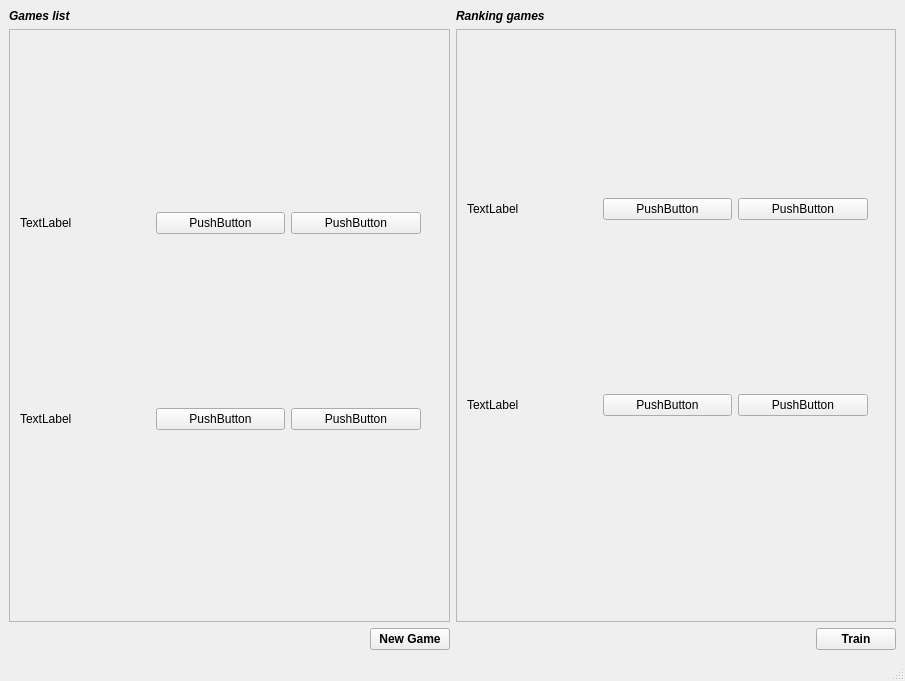
Old version of the form main_scrollbar.ui in the repository francidellungo/Minigrid_HCI-project.
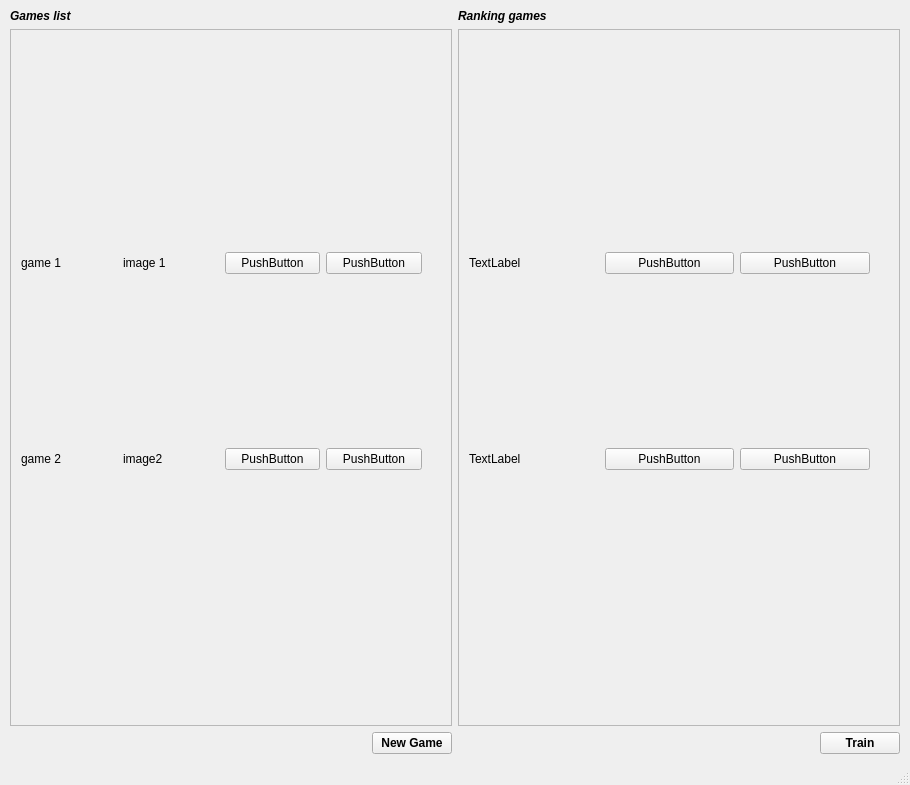
New version of the form.

The edit to the form file:
```diff
--- a/main_scrollbar.ui
+++ b/main_scrollbar.ui
@@ -6,8 +6,8 @@
    <rect>
     <x>0</x>
     <y>0</y>
-    <width>905</width>
-    <height>681</height>
+    <width>910</width>
+    <height>785</height>
    </rect>
   </property>
   <property name="windowTitle">
@@ -20,7 +20,7 @@
       <item>
        <widget class="QScrollArea" name="games_scrollArea">
         <property name="sizePolicy">
-         <sizepolicy hsizetype="Expanding" vsizetype="Expanding">
+         <sizepolicy hsizetype="Fixed" vsizetype="Expanding">
           <horstretch>0</horstretch>
           <verstretch>0</verstretch>
          </sizepolicy>
@@ -31,6 +31,9 @@
           <height>0</height>
          </size>
         </property>
+        <property name="horizontalScrollBarPolicy">
+         <enum>Qt::ScrollBarAlwaysOff</enum>
+        </property>
         <property name="sizeAdjustPolicy">
          <enum>QAbstractScrollArea::AdjustIgnored</enum>
         </property>
@@ -44,11 +47,17 @@
          <property name="geometry">
           <rect>
            <x>0</x>
-           <y>0</y>
-           <width>438</width>
-           <height>562</height>
+           <y>36</y>
+           <width>440</width>
+           <height>586</height>
           </rect>
          </property>
+         <property name="sizePolicy">
+          <sizepolicy hsizetype="Expanding" vsizetype="Expanding">
+           <horstretch>0</horstretch>
+           <verstretch>0</verstretch>
+          </sizepolicy>
+         </property>
          <widget class="QWidget" name="verticalLayoutWidget_2">
           <property name="geometry">
            <rect>
@@ -70,7 +79,14 @@
              <item>
               <widget class="QLabel" name="label_3">
                <property name="text">
-                <string>TextLabel</string>
+                <string>game 1 </string>
+               </property>
+              </widget>
+             </item>
+             <item>
+              <widget class="QLabel" name="image_1">
+               <property name="text">
+                <string>image 1</string>
                </property>
               </widget>
              </item>
@@ -98,7 +114,14 @@
              <item>
               <widget class="QLabel" name="label_4">
                <property name="text">
-                <string>TextLabel</string>
+                <string>game 2</string>
+               </property>
+              </widget>
+             </item>
+             <item>
+              <widget class="QLabel" name="image_2">
+               <property name="text">
+                <string>image2</string>
                </property>
               </widget>
              </item>
@@ -125,18 +148,30 @@
       </item>
       <item>
        <widget class="QScrollArea" name="ranking_scrollArea">
+        <property name="sizePolicy">
+         <sizepolicy hsizetype="Fixed" vsizetype="Expanding">
+          <horstretch>0</horstretch>
+          <verstretch>0</verstretch>
+         </sizepolicy>
+        </property>
+        <property name="horizontalScrollBarPolicy">
+         <enum>Qt::ScrollBarAlwaysOff</enum>
+        </property>
         <property name="sizeAdjustPolicy">
          <enum>QAbstractScrollArea::AdjustIgnored</enum>
         </property>
         <property name="widgetResizable">
          <bool>false</bool>
         </property>
+        <property name="alignment">
+         <set>Qt::AlignCenter</set>
+        </property>
         <widget class="QWidget" name="scrollAreaWidgetContents_6">
          <property name="geometry">
           <rect>
            <x>0</x>
-           <y>0</y>
-           <width>437</width>
+           <y>36</y>
+           <width>440</width>
            <height>586</height>
           </rect>
          </property>
```
Left out of the diff: 6 changed lines with no effect on the pictures.
